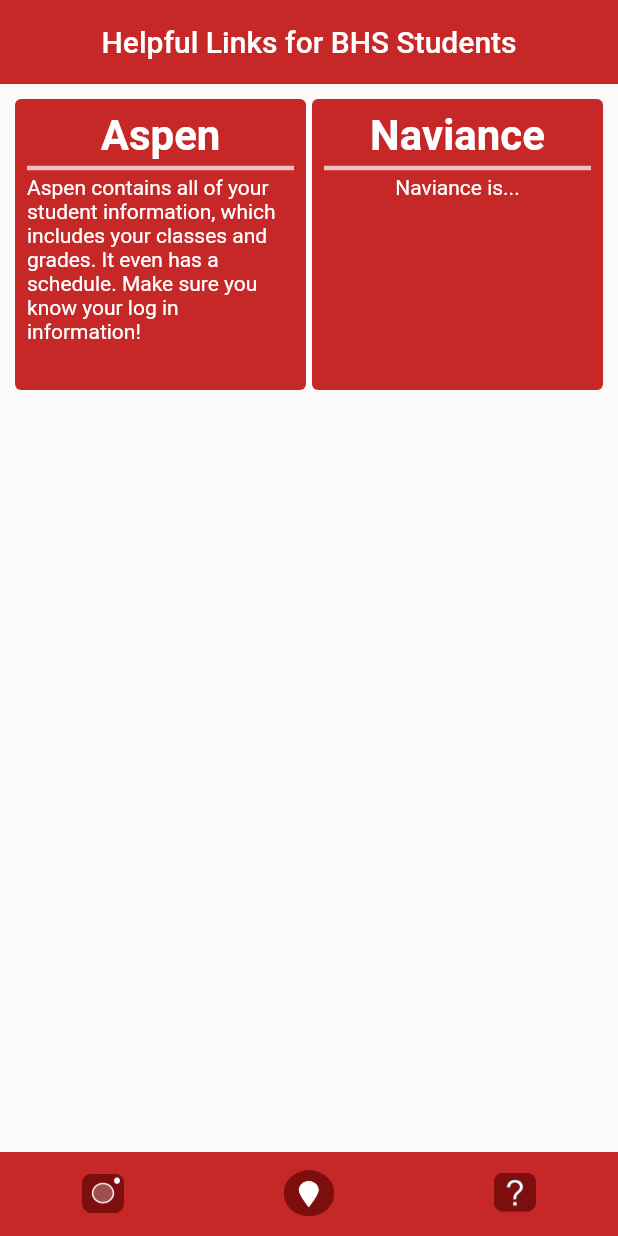
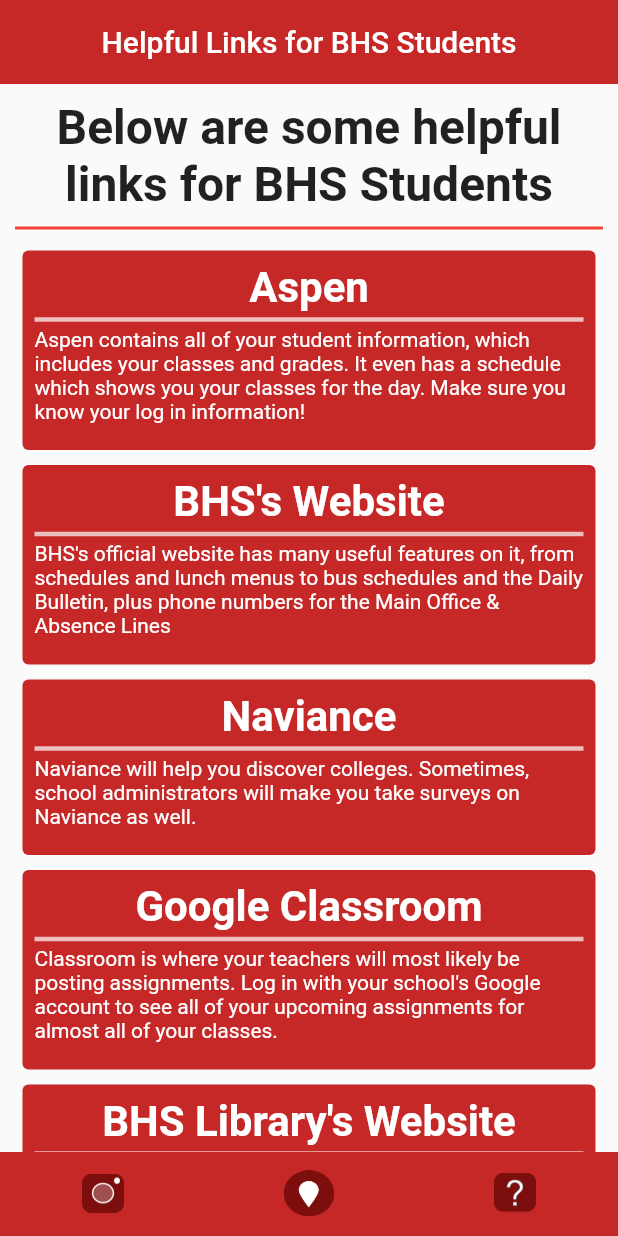
Before and after one commit to Nigel-Karunaratne/BHS_CompanionApp, a Flutter app: the screen it shows after launch, item 3 of the bottom bar chosen, on a phone screen of 412 x 824 dp. Run offline on Flutter 3.47's test engine with Material 2 defaults, Android fonts, the light colour scheme and no system bars; our stand-ins replace flutter_native_splash; missing offline and left inert: mobile_scanner.

Commit message:
finished the resources screen

```diff
--- a/lib/main.dart
+++ b/lib/main.dart
@@ -30,8 +30,8 @@
         ChangeNotifierProvider<QRScannerProvider>(
           create: (context) => QRScannerProvider(),
         ),
-        ChangeNotifierProvider<ResorcesProvider>(
-          create: (context) => ResorcesProvider(),
+        ChangeNotifierProvider<ResourcesProvider>(
+          create: (context) => ResourcesProvider(),
         )
       ],
       child: MaterialApp(
--- a/lib/models/resources_model.dart
+++ b/lib/models/resources_model.dart
@@ -1,10 +1,13 @@
 import 'package:flutter/cupertino.dart';
 import 'package:url_launcher/url_launcher.dart';
 
-class ResorcesProvider extends ChangeNotifier {
+class ResourcesProvider extends ChangeNotifier {
   void openAspen() => openUrl(Uri.parse("https://ma-burlington.myfollett.com/aspen/logon.do"));
   void openNaviance() => openUrl(Uri.parse("https://student.naviance.com/auth/fclookup"));
-
+  void openClassroom() => openUrl(Uri.parse("https://classroom.google.com"));
+  void openGmail() => openUrl(Uri.parse("https://mail.google.com"));
+  void openBhsWebsite() => openUrl(Uri.parse("https://www.burlingtonpublicschools.org/cms/One.aspx?portalId=70047685&pageId=70217008"));
+  void openBhsLibraryWebsite() => openUrl(Uri.parse("https://sites.google.com/bpsk12.org/bhs-library/home"));
 
   void openUrl(Uri path) async {
     if (!await launchUrl(path)) {
--- a/lib/views/resourcesview.dart
+++ b/lib/views/resourcesview.dart
@@ -23,25 +23,53 @@
         elevation: 0,
       ),
       body: Center(
-        child: Padding(
+        child: ListView(
           padding: EdgeInsets.symmetric(horizontal: 10, vertical: 10),
-          child: GridView.count(
-            crossAxisCount: 2,
-            mainAxisSpacing: 4,
-            crossAxisSpacing: 4,
+          // crossAxisCount: 2,
+          // mainAxisSpacing: 4,
+          // crossAxisSpacing: 4,
+
           children: <Widget> [
+            Text(
+              "Below are some helpful links for BHS Students",
+              textAlign: TextAlign.center,
+              style: TextStyle(
+                fontWeight: FontWeight.w600,
+                fontSize: 32,
+              ),
+            ),
+            Divider(color: Colors.red, thickness: 2.0, height: 20.0,),
             ResourcesButton(
               header: "Aspen",
-                description: "Aspen contains all of your student information, which includes your classes and grades. It even has a schedule. Make sure you know your log in information!",
-                pressed: Provider.of<ResorcesProvider>(context).openAspen,
+              description: "Aspen contains all of your student information, which includes your classes and grades. It even has a schedule which shows you your classes for the day. Make sure you know your log in information!",
+              pressed: Provider.of<ResourcesProvider>(context).openAspen,
+            ),
+            ResourcesButton(
+              header: "BHS's Website",
+              description: "BHS's official website has many useful features on it, from schedules and lunch menus to bus schedules and the Daily Bulletin, plus phone numbers for the Main Office & Absence Lines",
+              pressed: Provider.of<ResourcesProvider>(context).openBhsWebsite,
             ),
             ResourcesButton(
               header: "Naviance",
-                description: "Naviance is...",
-                pressed: Provider.of<ResorcesProvider>(context).openNaviance,
+              description: "Naviance will help you discover colleges. Sometimes, school administrators will make you take surveys on Naviance as well.",
+              pressed: Provider.of<ResourcesProvider>(context).openNaviance,
+            ),
+            ResourcesButton(
+              header: "Google Classroom",
+              description: "Classroom is where your teachers will most likely be posting assignments. Log in with your school's Google account to see all of your upcoming assignments for almost all of your classes.",
+              pressed: Provider.of<ResourcesProvider>(context).openClassroom,
+            ),
+            ResourcesButton(
+              header: "BHS Library's Website",
+              description: "The library's website contains information about Summer Reading, the required Digital Citizenship course, the full catalog of books available in the library, and even a list of databases you can use for research projects!",
+              pressed: Provider.of<ResourcesProvider>(context).openBhsLibraryWebsite,
+            ),
+            ResourcesButton(
+              header: "Gmail",
+              description: "Teachers and school administrators will often send out important emails to you. Log in with your school's Google account to access your emails.",
+              pressed: Provider.of<ResourcesProvider>(context).openGmail,
             ),
           ],
-          )
         )
       ),
       bottomNavigationBar: CustomBottomNavBar(),
--- a/lib/views/widgets/resourcesbutton.dart
+++ b/lib/views/widgets/resourcesbutton.dart
@@ -13,7 +13,9 @@
 class _ResourcesButtonState extends State<ResourcesButton> {
   @override
   Widget build(BuildContext context) {
-    return TextButton(
+    return Padding(
+      padding: const EdgeInsets.symmetric(horizontal: 5.0, vertical: 5.0,),
+      child: TextButton(
         style: ButtonStyle(
           backgroundColor:
               MaterialStateProperty.resolveWith<Color?>(
@@ -38,13 +40,17 @@
               thickness: 3,
               color: Colors.white70,
             ),
-          Text(
+            Padding(
+              padding: const EdgeInsets.fromLTRB(0.0, 0.0, 0.0, 10.0),
+              child: Text(
                 widget.description,
                 style: const TextStyle(
                     color: Colors.white,
                     fontWeight: FontWeight.normal),
               ),
+            ),
           ],
+        ),
       ),
     );
   }
```
Lines whose indentation alone changed are shown as unchanged.
